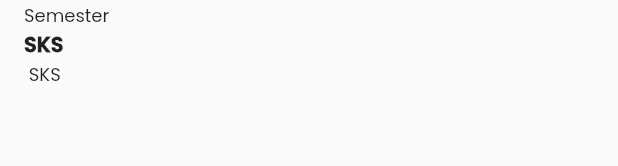
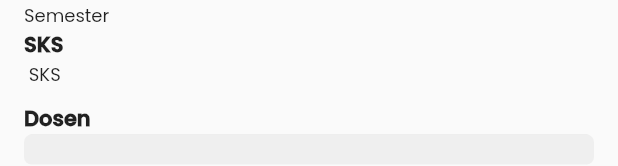
Before and after one commit to Naufal0010/PortalAkademikDosen, a Flutter app: the BottmSheetPenawaranMataKuliah widget shown alone on an empty page, opened directly with empty values, on a phone screen of 412 x 824 dp. Shown: the part 221-387 px from the top of the screen. Run offline on Flutter 3.47's test engine with Material 2 defaults, Android fonts, the phone set to English and light mode, and no system bars; drawn by our look-alikes of shimmer; our stand-ins replace dio, flutter_html, fluttertoast, pretty_dio_logger, shared_preferences; missing offline and left inert: bottom_sheet, dio_log, flutter_animated_dialog, flutter_cached_pdfview, horizontal_data_table, simple_fontellico_progress_dialog; accounts and stored records are empty.

Commit message:
Fetch data API info dosen mata kuliah dipilih on penawaran_matakuliah_list_tile_dosen.dart

```diff
--- a/lib/app.dart
+++ b/lib/app.dart
@@ -3,6 +3,7 @@ import 'package:portal_akademik_dosen/states/jadwal/state_dosen_jadwal_penting.d
 import 'package:portal_akademik_dosen/states/jadwal/state_dosen_jadwal_uas.dart';
 import 'package:portal_akademik_dosen/states/jadwal/state_dosen_riwayat_semester.dart';
 import 'package:portal_akademik_dosen/states/jadwal/state_jadwal_perkuliahan_per_semester.dart';
+import 'package:portal_akademik_dosen/states/penawaran/state_dosen_list_mata_kuliah_dipilih.dart';
 import 'package:portal_akademik_dosen/states/penawaran/state_dosen_penawaran_mata_kuliah.dart';
 import 'package:portal_akademik_dosen/states/penawaran/state_dosen_penawaran_mata_kuliah_dipilih.dart';
 import 'package:portal_akademik_dosen/states/profil/state_dosen_profil.dart';
@@ -27,7 +28,7 @@ class App extends StatelessWidget {
         ChangeNotifierProvider(create: (_) => DosenJadwalUasState()),
         ChangeNotifierProvider(create: (_) => DosenPenawaranMataKuliahState()),
         ChangeNotifierProvider(create: (_) => DosenPenawaranMataKuliahDipilihState()),
-
+        ChangeNotifierProvider(create: (_) => DosenListPenawaranMataKuliahDipilihState()),
       ],
       child: GestureDetector(
         onTap: () {
--- a/lib/data/repository/network_repository.dart
+++ b/lib/data/repository/network_repository.dart
@@ -74,6 +74,12 @@ class NetworkRepository {
         url: '/akademik/krs/matakuliahTawar/dosen/$paketTawar/$username');
   }
 
+  // getListDosenPenawaranMataKuliah(idKelas) untuk mengambil data list dosen
+  // dari mata kuliah yang dipilih
+  Future<ApiModel> getListDosenPenawaranMataKuliah(String idKelas) async {
+    return await consumer.execute(url: '/akademik/krs/matakuliahTawar/info/$idKelas');
+  }
+
   // refreshToken() jika access token expired
   Future refreshToken() async {
     FormData formData = FormData.fromMap({
--- /dev/null
+++ b/lib/states/penawaran/state_dosen_list_mata_kuliah_dipilih.dart
@@ -0,0 +1,39 @@
+import 'package:flutter/foundation.dart';
+import 'package:portal_akademik_dosen/models/penawaran/model_list_dosen_penawaran_mata_kuliah_dipilih.dart';
+
+import '../../data/repository/network_repository.dart';
+import '../../models/model_api.dart';
+import '../../utils/service/logger.dart';
+
+class DosenListPenawaranMataKuliahDipilihState with ChangeNotifier, DiagnosticableTreeMixin {
+  ModelListDosenPenawaranMataKuliah? data;
+  Map<String, dynamic>? error;
+  bool isLoading = true;
+
+  Future<void> initData(String idKelas) async {
+    final res = await NetworkRepository().getListDosenPenawaranMataKuliah(idKelas);
+    if (res.code == CODE.SUCCESS) {
+      data = ModelListDosenPenawaranMataKuliah.fromMap(res.data);
+      UtilLogger.log('List dosen matakuliah dipilih', data!.toJson());
+      isLoading = false;
+      notifyListeners();
+    } else {
+      isLoading = false;
+      error = res.message;
+      notifyListeners();
+    }
+  }
+
+  Future<void> refreshData() async {
+    error = null;
+    data = null;
+    isLoading = true;
+    notifyListeners();
+  }
+
+  /// Makes `Counter` readable inside the devtools by listing all of its properties
+  @override
+  void debugFillProperties(DiagnosticPropertiesBuilder properties) {
+    super.debugFillProperties(properties);
+  }
+}
--- a/lib/ui/dashboard/dashboard/penawaran/component/penawaran_matakuliah_bottomsheet.dart
+++ b/lib/ui/dashboard/dashboard/penawaran/component/penawaran_matakuliah_bottomsheet.dart
@@ -1,6 +1,11 @@
 import 'package:flutter/material.dart';
 import 'package:portal_akademik_dosen/models/penawaran/model_penawaran_mk_dipilih.dart';
+import 'package:portal_akademik_dosen/ui/dashboard/dashboard/penawaran/component/subcomponent/list_subcomponent_penawaran_mata_kuliah_dosen.dart';
 import 'package:portal_akademik_dosen/utils/color_pallete.dart';
+import 'package:portal_akademik_dosen/utils/widget/shimmer_widget.dart';
+
+import '../../../../../states/penawaran/state_dosen_list_mata_kuliah_dipilih.dart';
+import '../../../../../states/state.dart';
 
 class BottmSheetPenawaranMataKuliah extends StatelessWidget {
   final TawarMataKuliah data;
@@ -10,6 +15,10 @@ class BottmSheetPenawaranMataKuliah extends StatelessWidget {
 
   @override
   Widget build(BuildContext context) {
+    DosenListPenawaranMataKuliahDipilihState user =
+        Provider.of<DosenListPenawaranMataKuliahDipilihState>(context,
+            listen: false);
+
     Widget isJenisKuliah(String jenisKuliah) {
       if (jenisKuliah == 'P') {
         return Text(
@@ -22,6 +31,8 @@ class BottmSheetPenawaranMataKuliah extends StatelessWidget {
         style: TextStyle(fontSize: 12),
       );
     }
+
+    user.initData(data.idKls);
 
     return Padding(
       padding: EdgeInsets.all(16.0),
@@ -65,6 +76,20 @@ class BottmSheetPenawaranMataKuliah extends StatelessWidget {
             '${data.sksTotal} SKS',
             style: TextStyle(fontSize: 12),
           ),
+          SizedBox(
+            height: 10,
+          ),
+          Text(
+            'Dosen',
+            style: TextStyle(fontSize: 14, fontWeight: FontWeight.w800),
+          ),
+          Consumer<DosenListPenawaranMataKuliahDipilihState>(
+            builder: (context, value, child) {
+              return value.isLoading
+                  ? ShimmerWidget(width: 100, height: 20,)
+                  : ListMataKuliahDosenDipilih(context, value);
+            },
+          ),
         ],
       ),
     );
--- a/pubspec.yaml
+++ b/pubspec.yaml
@@ -22,6 +22,7 @@ dependencies:
   provider: ^6.0.2
   pretty_dio_logger: ^1.1.1
   dio_log: ^2.0.2
+  flutter_html: ^2.2.1
 
   simple_fontellico_progress_dialog: ^0.2.1
   flutter_animated_dialog: ^2.0.1
```
Also changed, not shown: lib/models/penawaran/model_list_dosen_penawaran_mata_kuliah_dipilih.dart (added, +117 -0 lines), lib/ui/dashboard/dashboard/penawaran/component/subcomponent/list_subcomponent_penawaran_mata_kuliah_dosen.dart (added, +45 -0 lines), lib/ui/dashboard/dashboard/penawaran/component/subcomponent/penawaran_matakuliah_list_tile_dosen.dart (added, +69 -0 lines), pubspec.lock.
